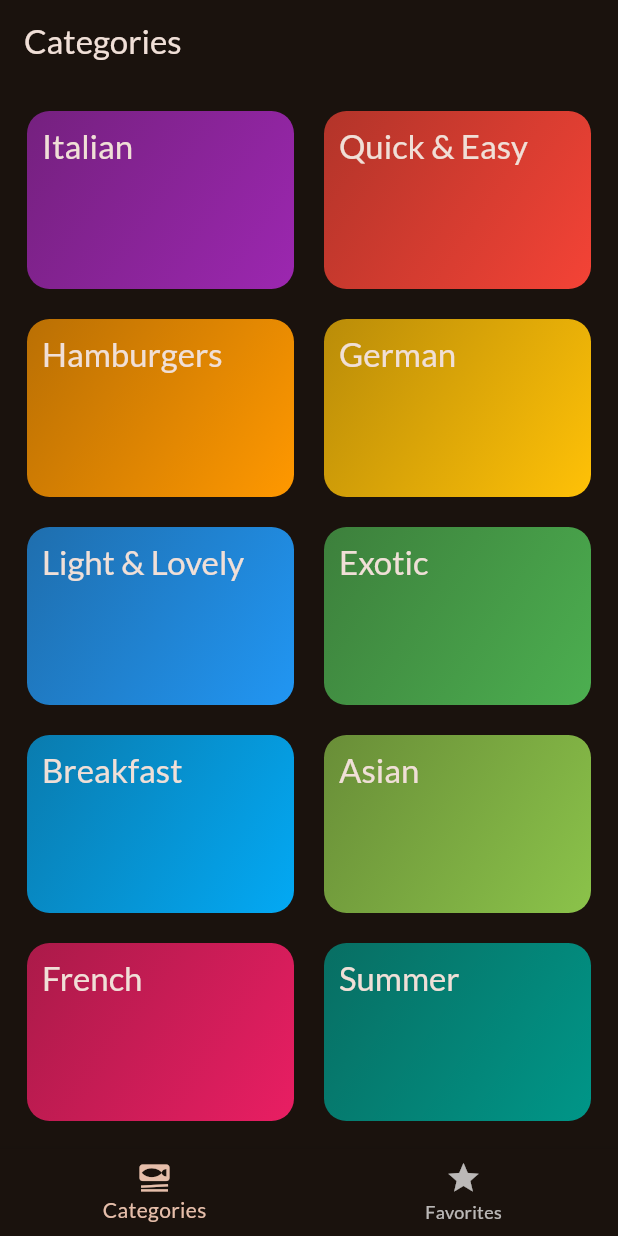
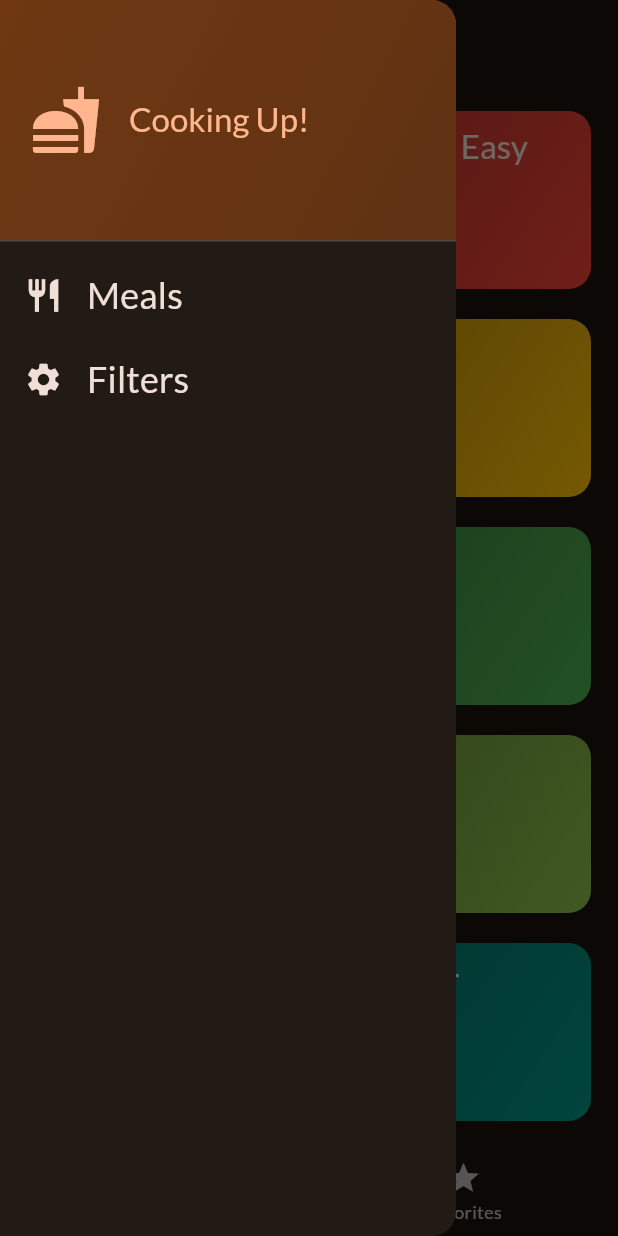
Before and after one commit to ptuxnet/meal_max, a Flutter app: the screen it shows after launch, with the side drawer open (before the commit the screen has no drawer), on a phone screen of 412 x 824 dp. Run offline on Flutter 3.47's test engine with Material 3 defaults, Android fonts, the phone set to English and light mode, and no system bars; our stand-ins replace google_fonts, lucide_icons, transparent_image.

Commit message:
Add drawer and filter options

```diff
--- a/lib/main.dart
+++ b/lib/main.dart
@@ -12,6 +12,7 @@ class MyApp extends StatelessWidget {
   @override
   Widget build(BuildContext context) {
     return MaterialApp(
+      debugShowCheckedModeBanner: false,
       title: 'Meal App',
       theme: ThemeData(
         colorScheme: ColorScheme.fromSeed(
--- a/lib/screens/category_screen.dart
+++ b/lib/screens/category_screen.dart
@@ -11,12 +11,14 @@ class CategoryScreen extends StatelessWidget {
   const CategoryScreen({
     super.key,
     required this.onToggleFavorite,
+    required this.availableMeals,
   });
 
   final void Function(Meal meal) onToggleFavorite;
+  final List<Meal> availableMeals;
 
   void _selectCategory(BuildContext context, Category categroy) {
-    final filteredMeals = dummyMeals
+    final filteredMeals = availableMeals
         .where(
           (meal) => meal.categories.contains(categroy.id),
         )
--- a/lib/screens/tabs.dart
+++ b/lib/screens/tabs.dart
@@ -1,9 +1,19 @@
 import 'dart:async';
 
 import 'package:flutter/material.dart';
+import 'package:meal_app/data/dummy_data.dart';
 import 'package:meal_app/model/meal.dart';
 import 'package:meal_app/screens/category_screen.dart';
+import 'package:meal_app/screens/filters.dart';
 import 'package:meal_app/screens/meals.dart';
+import 'package:meal_app/widgets/main_drawer.dart';
+
+const kinitialFilters = {
+  Filters.glutenFree: false,
+  Filters.lactoseFree: false,
+  Filters.vegetarian: false,
+  Filters.vegan: false,
+};
 
 class TabsScreen extends StatefulWidget {
   const TabsScreen({super.key});
@@ -15,6 +25,7 @@ class TabsScreen extends StatefulWidget {
 class _TabsScreenState extends State<TabsScreen> {
   int _selectedPageIndex = 0;
   final List<Meal> _favoriteMeals = [];
+  Map<Filters, bool> _selectedFilters = kinitialFilters;
 
   void _toggleMealfavoriteStatus(Meal meal) {
     final isExisting = _favoriteMeals.contains(meal);
@@ -68,10 +79,43 @@ class _TabsScreenState extends State<TabsScreen> {
     });
   }
 
+  void _setScreen(String identifier) async {
+    Navigator.of(context).pop();
+    if (identifier == 'Filters') {
+      final result = await Navigator.of(context).push<Map<Filters, bool>>(
+        MaterialPageRoute(
+          builder: (ctx) => FiltersScreen(
+            currenfilters: _selectedFilters,
+          ),
+        ),
+      );
+
+      setState(() {
+        _selectedFilters = result ?? kinitialFilters;
+      });
+    }
+  }
+
   @override
   Widget build(BuildContext context) {
+    final availableMeals = dummyMeals.where((meal) {
+      if (_selectedFilters[Filters.glutenFree]! && !meal.isGlutenFree) {
+        return false;
+      }
+      if (_selectedFilters[Filters.lactoseFree]! && !meal.isLactoseFree) {
+        return false;
+      }
+      if (_selectedFilters[Filters.vegetarian]! && !meal.isVegetarian) {
+        return false;
+      }
+      if (_selectedFilters[Filters.vegan]! && !meal.isVegan) {
+        return false;
+      }
+      return true;
+    }).toList();
     Widget activePage = CategoryScreen(
       onToggleFavorite: _toggleMealfavoriteStatus,
+      availableMeals: availableMeals,
     );
     var activePageTitle = 'Categories';
 
@@ -86,6 +130,9 @@ class _TabsScreenState extends State<TabsScreen> {
     return Scaffold(
       appBar: AppBar(
         title: Text(activePageTitle),
+      ),
+      drawer: MainDrawer(
+        onSelectScreen: _setScreen,
       ),
       body: activePage,
       bottomNavigationBar: BottomNavigationBar(
--- /dev/null
+++ b/lib/widgets/main_drawer.dart
@@ -0,0 +1,80 @@
+import 'package:flutter/material.dart';
+
+class MainDrawer extends StatelessWidget {
+  const MainDrawer({
+    super.key,
+    required this.onSelectScreen,
+  });
+
+  final void Function(String identifier) onSelectScreen;
+
+  @override
+  Widget build(BuildContext context) {
+    return Drawer(
+      child: Column(
+        children: [
+          DrawerHeader(
+            padding: const EdgeInsets.all(20),
+            decoration: BoxDecoration(
+                gradient: LinearGradient(colors: [
+              Theme.of(context).colorScheme.primaryContainer,
+              Theme.of(context).colorScheme.primaryContainer.withAlpha(204),
+            ], begin: Alignment.topLeft, end: Alignment.bottomRight)),
+            child: Row(
+              children: [
+                Icon(
+                  Icons.fastfood,
+                  size: 48,
+                  color: Theme.of(context).colorScheme.primary,
+                ),
+                const SizedBox(
+                  width: 18,
+                ),
+                Text(
+                  'Cooking Up!',
+                  style: Theme.of(context).textTheme.titleLarge!.copyWith(
+                        color: Theme.of(context).colorScheme.primary,
+                      ),
+                )
+              ],
+            ),
+          ),
+          ListTile(
+            leading: Icon(
+              Icons.restaurant,
+              size: 26,
+              color: Theme.of(context).colorScheme.onSurface,
+            ),
+            title: Text(
+              'Meals',
+              style: Theme.of(context).textTheme.titleSmall!.copyWith(
+                    color: Theme.of(context).colorScheme.onSurface,
+                    fontSize: 24,
+                  ),
+            ),
+            onTap: () {
+              onSelectScreen('Meals');
+            },
+          ),
+          ListTile(
+            leading: Icon(
+              Icons.settings,
+              size: 26,
+              color: Theme.of(context).colorScheme.onSurface,
+            ),
+            title: Text(
+              'Filters',
+              style: Theme.of(context).textTheme.titleSmall!.copyWith(
+                    color: Theme.of(context).colorScheme.onSurface,
+                    fontSize: 24,
+                  ),
+            ),
+            onTap: () {
+              onSelectScreen('Filters');
+            },
+          )
+        ],
+      ),
+    );
+  }
+}
```
Also changed, not shown: lib/category_meal.dart (deleted, +0 -26 lines), lib/screens/filters.dart (added, +161 -0 lines).
